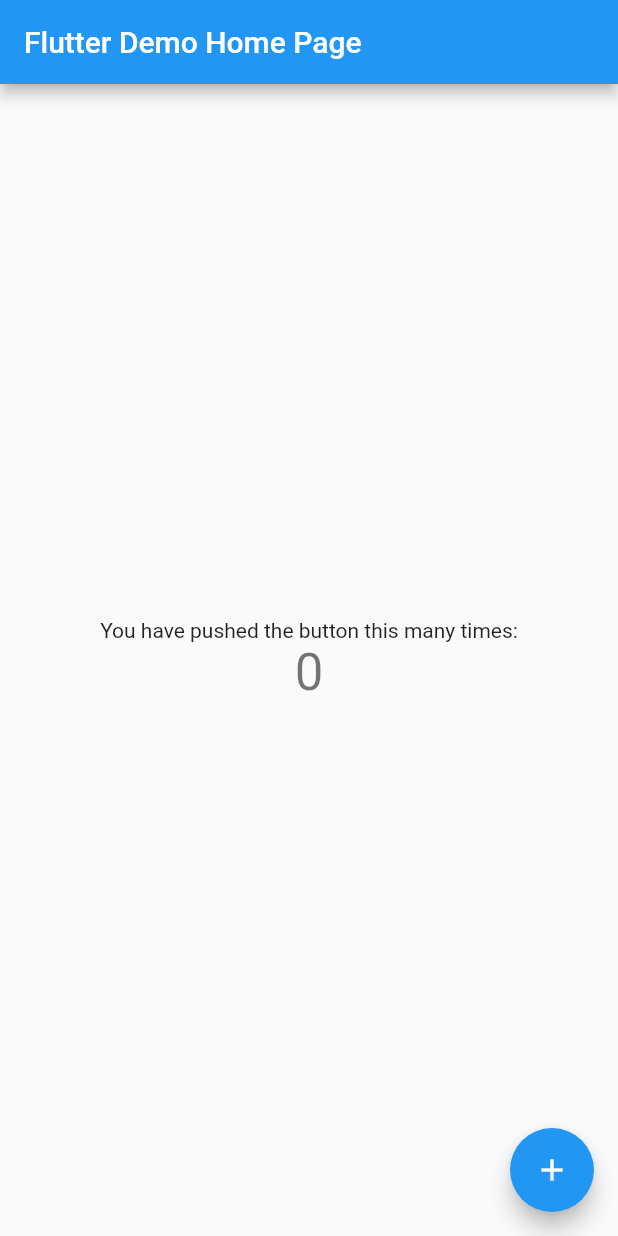
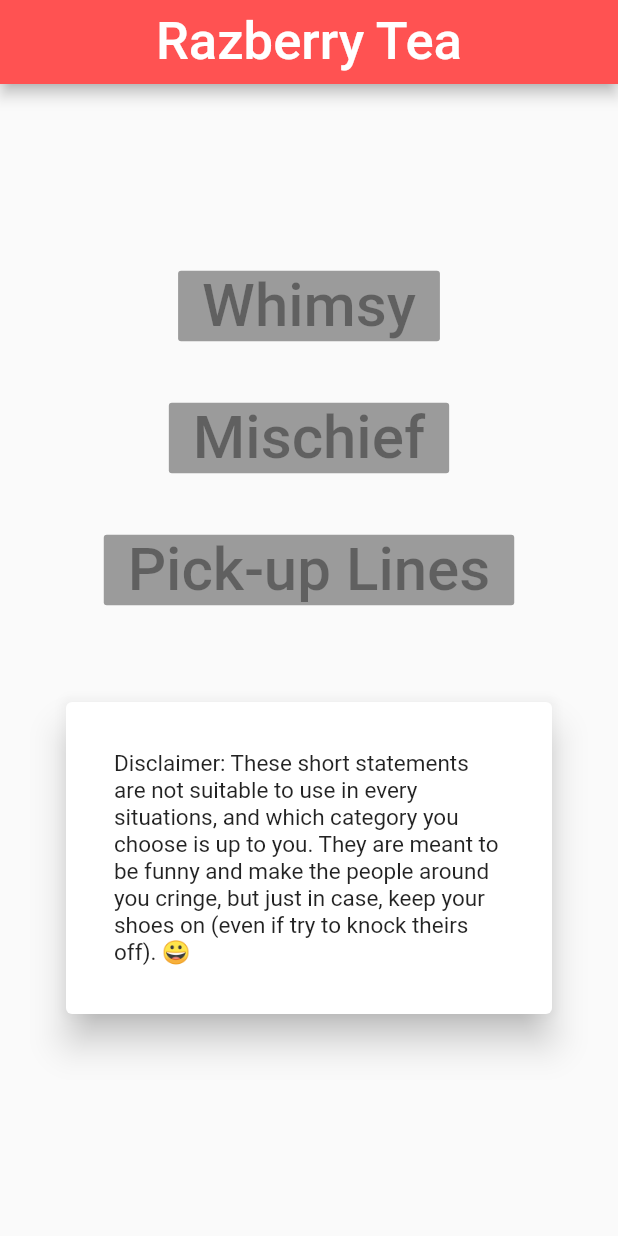
Before and after one commit to mbahling/razberry_tea, a Flutter app: the screen it shows after launch, on a phone screen of 412 x 824 dp. Run offline on Flutter 3.47's test engine with Material 2 defaults, Android fonts, the phone set to English and light mode, and no system bars.

```diff
--- a/lib/main.dart
+++ b/lib/main.dart
@@ -3,109 +3,83 @@ import 'package:flutter/material.dart';
 void main() => runApp(MyApp());
 
 class MyApp extends StatelessWidget {
-  // This widget is the root of your application.
   @override
-  Widget build(BuildContext context) {
-    return MaterialApp(
-      title: 'Flutter Demo',
-      theme: ThemeData(
-        // This is the theme of your application.
-        //
-        // Try running your application with "flutter run". You'll see the
-        // application has a blue toolbar. Then, without quitting the app, try
-        // changing the primarySwatch below to Colors.green and then invoke
-        // "hot reload" (press "r" in the console where you ran "flutter run",
-        // or simply save your changes to "hot reload" in a Flutter IDE).
-        // Notice that the counter didn't reset back to zero; the application
-        // is not restarted.
-        primarySwatch: Colors.blue,
-      ),
-      home: MyHomePage(title: 'Flutter Demo Home Page'),
+  Widget build(BuildContext ctxt) {
+    return new MaterialApp(
+      home: new FirstScreen(),
     );
   }
 }
 
-class MyHomePage extends StatefulWidget {
-  MyHomePage({Key key, this.title}) : super(key: key);
-
-  // This widget is the home page of your application. It is stateful, meaning
-  // that it has a State object (defined below) that contains fields that affect
-  // how it looks.
-
-  // This class is the configuration for the state. It holds the values (in this
-  // case the title) provided by the parent (in this case the App widget) and
-  // used by the build method of the State. Fields in a Widget subclass are
-  // always marked "final".
-
-  final String title;
-
+class FirstScreen extends StatelessWidget {
   @override
-  _MyHomePageState createState() => _MyHomePageState();
-}
-
-class _MyHomePageState extends State<MyHomePage> {
-  int _counter = 0;
-
-  void _incrementCounter() {
-    setState(() {
-      // This call to setState tells the Flutter framework that something has
-      // changed in this State, which causes it to rerun the build method below
-      // so that the display can reflect the updated values. If we changed
-      // _counter without calling setState(), then the build method would not be
-      // called again, and so nothing would appear to happen.
-      _counter++;
-    });
-  }
-
-  @override
-  Widget build(BuildContext context) {
-    // This method is rerun every time setState is called, for instance as done
-    // by the _incrementCounter method above.
-    //
-    // The Flutter framework has been optimized to make rerunning build methods
-    // fast, so that you can just rebuild anything that needs updating rather
-    // than having to individually change instances of widgets.
-    return Scaffold(
-      appBar: AppBar(
-        // Here we take the value from the MyHomePage object that was created by
-        // the App.build method, and use it to set our appbar title.
-        title: Text(widget.title),
+  Widget build (BuildContext ctxt) {
+    return new Scaffold(
+      appBar: new AppBar(
+          backgroundColor: Colors.redAccent,
+          centerTitle: true,
+          title: new Text("Razberry Tea",
+                      style: TextStyle(fontSize: 35)
           ),
-      body: Center(
-        // Center is a layout widget. It takes a single child and positions it
-        // in the middle of the parent.
-        child: Column(
-          // Column is also a layout widget. It takes a list of children and
-          // arranges them vertically. By default, it sizes itself to fit its
-          // children horizontally, and tries to be as tall as its parent.
-          //
-          // Invoke "debug painting" (press "p" in the console, choose the
-          // "Toggle Debug Paint" action from the Flutter Inspector in Android
-          // Studio, or the "Toggle Debug Paint" command in Visual Studio Code)
-          // to see the wireframe for each widget.
-          //
-          // Column has various properties to control how it sizes itself and
-          // how it positions its children. Here we use mainAxisAlignment to
-          // center the children vertically; the main axis here is the vertical
-          // axis because Columns are vertical (the cross axis would be
-          // horizontal).
+      ),
+      body: new Center(
+              child: new Column(
                   mainAxisAlignment: MainAxisAlignment.center,
+                  crossAxisAlignment: CrossAxisAlignment.center,
+                      children: <Widget>[
+                        Padding(
+                          padding: EdgeInsets.all(20.0),
+                          child: const RaisedButton(
+                            onPressed: null,
+                            color: Colors.redAccent,
+                            child: Text(
+                                'Whimsy',
+                                style: TextStyle(fontSize: 40)
+                            ),
+                          ),
+                        ),
+                        Padding(
+                            padding: EdgeInsets.all(20.0),
+                            child: const RaisedButton(
+                              onPressed: null,
+                              color: Colors.redAccent,
+                              child: Text(
+                                  'Mischief',
+                                  style: TextStyle(fontSize: 40)
+                              ),
+                            )
+                        ),
+                        Padding(
+                            padding: EdgeInsets.all(20.0),
+                            child: const RaisedButton(
+                              onPressed: null,
+                              color: Colors.redAccent,
+                              child: Text(
+                                  'Pick-up Lines',
+                                  style: TextStyle(fontSize: 40)
+                              ),
+                            )
+                        ),
+                        Padding(
+                          padding: EdgeInsets.all(40.0),
+                          child: new Card(
+                            elevation: 10,
+                            child: new Container(
+                              padding: new EdgeInsets.all(32.0),
+                              child: new Column(
                                 children: <Widget>[
                                   Text(
-              'You have pushed the button this many times:',
-            ),
-            Text(
-              '$_counter',
-              style: Theme.of(context).textTheme.display1,
-            ),
+                                    "Disclaimer: These short statements are not suitable to use in every situations, and which category you choose is up to you. They are meant to be funny and make the people around you cringe, but just in case, keep your shoes on (even if try to knock theirs off). 😀",
+                                    style: TextStyle(fontSize: 15)
+                                  )
                                 ],
                               ),
                             ),
-      floatingActionButton: FloatingActionButton(
-        onPressed: _incrementCounter,
-        tooltip: 'Increment',
-        child: Icon(Icons.add),
-      ), // This trailing comma makes auto-formatting nicer for build methods.
+                          ),
+                        )
+                      ]
+              ),
+          ),
     );
   }
 }
```
Also changed, not shown: pubspec.lock. Lines whose indentation alone changed are shown as unchanged.
